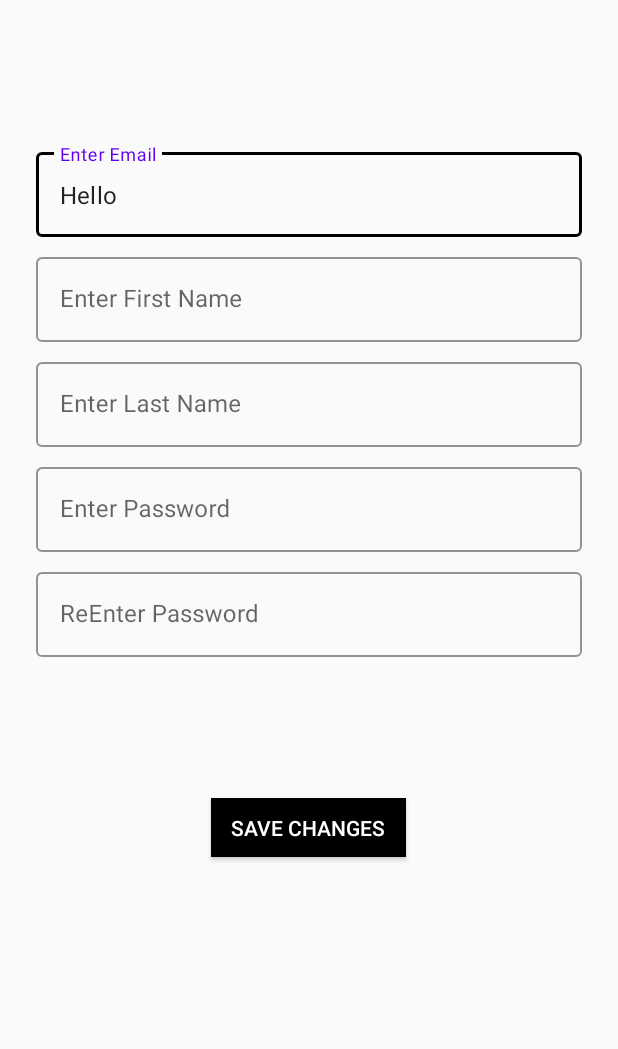
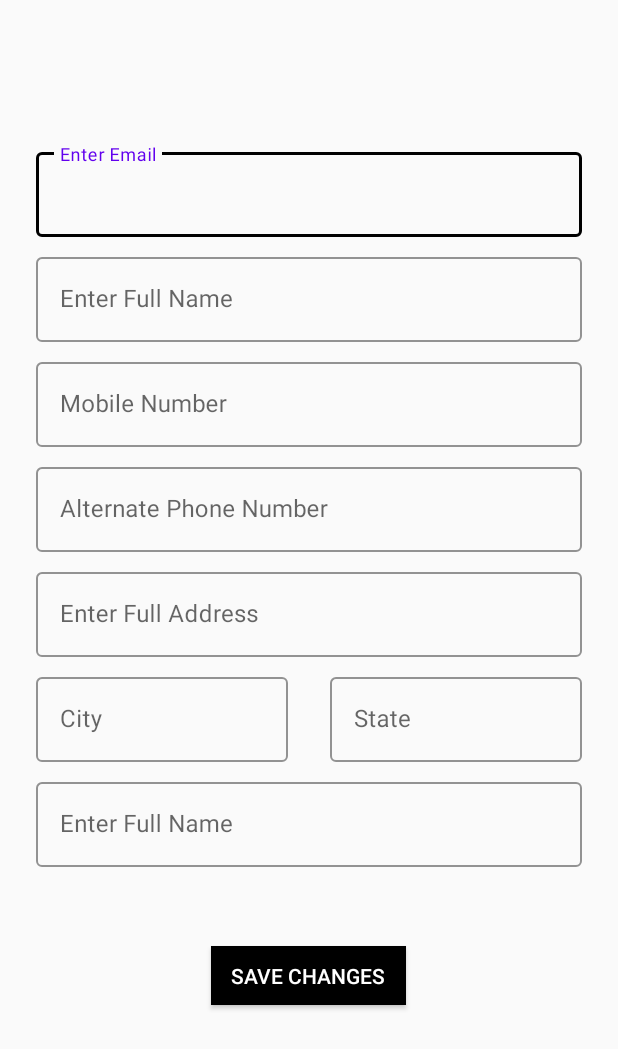
Before and after one commit to satyamsheel/UOODMA-public, an Android app: the editProfile screen opened directly, with no data from a screen before it, on a phone screen of 412 x 824 dp. Shown: the top 1049 px of the screen. Run offline under Robolectric (Android 15) with nearby library versions, the phone set to English and light mode, and no system bars; our stand-ins replace Firebase (no records; nobody signed in at launch, a user with empty details on screens opened directly).

Commit message:
edit profile

```diff
--- a/app/src/main/java/com/example/uoodma/editProfile.java
+++ b/app/src/main/java/com/example/uoodma/editProfile.java
@@ -2,22 +2,45 @@ package com.example.uoodma;
 
 import androidx.appcompat.app.AppCompatActivity;
 
-import android.content.Intent;
 import android.os.Bundle;
+import android.widget.Button;
 import android.widget.EditText;
-import android.widget.TextView;
+
+import com.google.firebase.auth.FirebaseAuth;
+import com.google.firebase.firestore.DocumentReference;
+import com.google.firebase.firestore.FirebaseFirestore;
 
 public class editProfile extends AppCompatActivity {
+    FirebaseAuth mAuth = FirebaseAuth.getInstance();
+    FirebaseFirestore db = FirebaseFirestore.getInstance();
+    DocumentReference documentReference;
+    EditText editProfileEmailText, editProfileFullNameText, editProfilePhoneNumberText, editProfileAlternatePhoneNumberText,
+            fullAddressText, editProfileCityText, editProfileStateText, editProfilePinCodeText;
+    Button editProfileSaveChanges;
 
-    EditText registeredEmailId;
+
 
     @Override
     protected void onCreate(Bundle savedInstanceState) {
         super.onCreate(savedInstanceState);
         setContentView(R.layout.activity_edit_profile);
 
-        registeredEmailId = findViewById(R.id.registeredEmailId);
-        registeredEmailId.setText("Hello");
+        documentReference = db.collection("User").document(mAuth.getCurrentUser().getUid());
 
+        editProfileEmailText = findViewById(R.id.editProfileEmailText);
+        editProfileFullNameText = findViewById(R.id.editProfileFullNameText);
+        editProfilePhoneNumberText = findViewById(R.id.editProfilePhoneNumberText);
+        editProfileAlternatePhoneNumberText = findViewById(R.id.editProfileAlternatePhoneNumberText);
+        fullAddressText = findViewById(R.id.fullAddressText);
+        editProfileCityText = findViewById(R.id.editProfileCityText);
+        editProfileStateText = findViewById(R.id.editProfileStateText);
+        editProfilePinCodeText = findViewById(R.id.editProfilePinCodeText);
+        editProfileSaveChanges = findViewById(R.id.editProfileSaveChanges);
+    }
+
+    @Override
+    protected void onStart() {
+
+        super.onStart();
     }
 }
--- a/app/src/main/res/layout/activity_edit_profile.xml
+++ b/app/src/main/res/layout/activity_edit_profile.xml
@@ -6,8 +6,9 @@
     android:layout_height="match_parent"
     tools:context=".editProfile">
 
+
     <com.google.android.material.textfield.TextInputLayout
-        android:id="@+id/registerEmail"
+        android:id="@+id/editProfileEmail"
         style="@style/Widget.MaterialComponents.TextInputLayout.OutlinedBox"
         android:layout_width="0dp"
         android:layout_height="wrap_content"
@@ -21,7 +22,7 @@
         app:layout_constraintTop_toTopOf="parent">
 
         <com.google.android.material.textfield.TextInputEditText
-            android:id="@+id/registeredEmailId"
+            android:id="@+id/editProfileEmailText"
             android:layout_width="match_parent"
             android:layout_height="wrap_content"
             android:hint="@string/email"
@@ -31,7 +32,7 @@
 
 
     <com.google.android.material.textfield.TextInputLayout
-        android:id="@+id/registerFirstName"
+        android:id="@+id/editProfileFullName"
         style="@style/Widget.MaterialComponents.TextInputLayout.OutlinedBox"
         android:layout_width="0dp"
         android:layout_height="wrap_content"
@@ -42,21 +43,20 @@
         app:boxStrokeColor="@color/outline_color"
         app:layout_constraintEnd_toEndOf="parent"
         app:layout_constraintStart_toStartOf="parent"
-        app:layout_constraintTop_toBottomOf="@+id/registerEmail">
+        app:layout_constraintTop_toBottomOf="@+id/editProfileEmail">
 
         <com.google.android.material.textfield.TextInputEditText
-            android:id="@+id/registerFirstNameText"
+            android:id="@+id/editProfileFullNameText"
             android:layout_width="match_parent"
             android:layout_height="wrap_content"
-            android:hint="@string/firstName"
-            android:imeActionLabel="@string/password"
+            android:hint="@string/Full_name"
             android:imeOptions="actionDone"
             android:inputType="text" />
 
     </com.google.android.material.textfield.TextInputLayout>
 
     <com.google.android.material.textfield.TextInputLayout
-        android:id="@+id/registerLastName"
+        android:id="@+id/editProfilePhoneNumber"
         style="@style/Widget.MaterialComponents.TextInputLayout.OutlinedBox"
         android:layout_width="0dp"
         android:layout_height="wrap_content"
@@ -67,21 +67,20 @@
         app:boxStrokeColor="@color/outline_color"
         app:layout_constraintEnd_toEndOf="parent"
         app:layout_constraintStart_toStartOf="parent"
-        app:layout_constraintTop_toBottomOf="@+id/registerFirstName">
+        app:layout_constraintTop_toBottomOf="@+id/editProfileFullName">
 
         <com.google.android.material.textfield.TextInputEditText
-            android:id="@+id/registerLastNameText"
+            android:id="@+id/editProfilePhoneNumberText"
             android:layout_width="match_parent"
             android:layout_height="wrap_content"
-            android:hint="@string/lastName"
-            android:imeActionLabel="@string/password"
+            android:hint="Mobile Number"
             android:imeOptions="actionDone"
-            android:inputType="text" />
+            android:inputType="phone" />
 
     </com.google.android.material.textfield.TextInputLayout>
 
     <com.google.android.material.textfield.TextInputLayout
-        android:id="@+id/registerPassword"
+        android:id="@+id/editProfileAlternatePhoneNumber"
         style="@style/Widget.MaterialComponents.TextInputLayout.OutlinedBox"
         android:layout_width="0dp"
         android:layout_height="wrap_content"
@@ -92,21 +91,19 @@
         app:boxStrokeColor="@color/outline_color"
         app:layout_constraintEnd_toEndOf="parent"
         app:layout_constraintStart_toStartOf="parent"
-        app:layout_constraintTop_toBottomOf="@+id/registerLastName">
+        app:layout_constraintTop_toBottomOf="@+id/editProfilePhoneNumber">
 
         <com.google.android.material.textfield.TextInputEditText
-            android:id="@+id/registerPasswordText"
+            android:id="@+id/editProfileAlternatePhoneNumberText"
             android:layout_width="match_parent"
             android:layout_height="wrap_content"
-            android:hint="@string/password"
-            android:imeActionLabel="@string/password"
-            android:imeOptions="actionDone"
-            android:inputType="textPassword" />
+            android:hint="Alternate Phone Number"
+            android:inputType="phone" />
 
     </com.google.android.material.textfield.TextInputLayout>
 
     <com.google.android.material.textfield.TextInputLayout
-        android:id="@+id/registerRePassword"
+        android:id="@+id/editProfileFullAddress"
         style="@style/Widget.MaterialComponents.TextInputLayout.OutlinedBox"
         android:layout_width="0dp"
         android:layout_height="wrap_content"
@@ -117,50 +114,107 @@
         app:boxStrokeColor="@color/outline_color"
         app:layout_constraintEnd_toEndOf="parent"
         app:layout_constraintStart_toStartOf="parent"
-        app:layout_constraintTop_toBottomOf="@+id/registerPassword">
+        app:layout_constraintTop_toBottomOf="@+id/editProfileAlternatePhoneNumber">
 
         <com.google.android.material.textfield.TextInputEditText
-            android:id="@+id/registerRePasswordText"
+            android:id="@+id/fullAddressText"
             android:layout_width="match_parent"
             android:layout_height="wrap_content"
-            android:hint="@string/rePass"
-            android:imeActionLabel="@string/password"
+            android:hint="Enter Full Address"
             android:imeOptions="actionDone"
-            android:inputType="textPassword" />
+            android:inputType="text" />
 
     </com.google.android.material.textfield.TextInputLayout>
 
     <com.google.android.material.textfield.TextInputLayout
-        android:id="@+id/registerPhone"
+        android:id="@+id/editProfileCity"
         style="@style/Widget.MaterialComponents.TextInputLayout.OutlinedBox"
         android:layout_width="0dp"
         android:layout_height="wrap_content"
-        android:layout_marginStart="90dp"
-        android:layout_marginLeft="90dp"
+        android:layout_marginStart="24dp"
+        android:layout_marginLeft="220dp"
         android:layout_marginTop="8dp"
-        android:layout_marginEnd="24dp"
+        android:layout_marginEnd="220dp"
         android:layout_marginRight="24dp"
         android:selectAllOnFocus="true"
         app:boxStrokeColor="@color/outline_color"
         app:layout_constraintEnd_toEndOf="parent"
         app:layout_constraintStart_toStartOf="parent"
-        app:layout_constraintTop_toBottomOf="@+id/registerRePassword">
+        app:layout_constraintTop_toBottomOf="@+id/editProfileFullAddress">
+
+        <com.google.android.material.textfield.TextInputEditText
+            android:id="@+id/editProfileCityText"
+            android:layout_width="match_parent"
+            android:layout_height="wrap_content"
+            android:hint="City"
+            android:imeOptions="actionDone"
+            android:inputType="text" />
+
     </com.google.android.material.textfield.TextInputLayout>
 
+    <com.google.android.material.textfield.TextInputLayout
+        android:id="@+id/editProfileState"
+        style="@style/Widget.MaterialComponents.TextInputLayout.OutlinedBox"
+        android:layout_width="0dp"
+        android:layout_height="wrap_content"
+        android:layout_marginStart="220dp"
+        android:layout_marginLeft="24dp"
+        android:layout_marginRight="220dp"
+        android:layout_marginTop="8dp"
+        android:layout_marginEnd="24dp"
+        android:selectAllOnFocus="true"
+        app:boxStrokeColor="@color/outline_color"
+        app:layout_constraintEnd_toEndOf="parent"
+        app:layout_constraintStart_toStartOf="parent"
+        app:layout_constraintTop_toBottomOf="@+id/editProfileFullAddress">
+
+        <com.google.android.material.textfield.TextInputEditText
+            android:id="@+id/editProfileStateText"
+            android:layout_width="match_parent"
+            android:layout_height="wrap_content"
+            android:hint="State"
+            android:imeOptions="actionDone"
+            android:inputType="text" />
+
+    </com.google.android.material.textfield.TextInputLayout>
+
+    <com.google.android.material.textfield.TextInputLayout
+        android:id="@+id/editProfilePinCode"
+        style="@style/Widget.MaterialComponents.TextInputLayout.OutlinedBox"
+        android:layout_width="0dp"
+        android:layout_height="wrap_content"
+        android:layout_marginStart="24dp"
+        android:layout_marginTop="8dp"
+        android:layout_marginEnd="24dp"
+        android:selectAllOnFocus="true"
+        app:boxStrokeColor="@color/outline_color"
+        app:layout_constraintEnd_toEndOf="parent"
+        app:layout_constraintStart_toStartOf="parent"
+        app:layout_constraintTop_toBottomOf="@+id/editProfileCity">
+
+        <com.google.android.material.textfield.TextInputEditText
+            android:id="@+id/editProfilePinCodeText"
+            android:layout_width="match_parent"
+            android:layout_height="wrap_content"
+            android:hint="@string/Full_name"
+            android:imeOptions="actionDone"
+            android:inputType="number" />
+    </com.google.android.material.textfield.TextInputLayout>
+
+
     <Button
-        android:id="@+id/saveChanges"
+        android:id="@+id/editProfileSaveChanges"
         android:layout_width="130dp"
         android:layout_height="39dp"
         android:background="#000000"
         android:shadowRadius="10"
-
         android:text="@string/save_changes"
         android:textColor="#FFFFFF"
         app:layout_constraintBottom_toBottomOf="parent"
         app:layout_constraintEnd_toEndOf="parent"
         app:layout_constraintHorizontal_bias="0.498"
         app:layout_constraintStart_toStartOf="parent"
-        app:layout_constraintTop_toBottomOf="@id/registerPhone"
+        app:layout_constraintTop_toBottomOf="@id/editProfilePinCode"
         app:layout_constraintVertical_bias="0.254" />
 
 </androidx.constraintlayout.widget.ConstraintLayout>
--- a/app/src/main/res/values/strings.xml
+++ b/app/src/main/res/values/strings.xml
@@ -10,6 +10,7 @@
     <string name="rePass">ReEnter Password</string>
     <string name="phone">Enter Phone Number</string>
     <string name="OTP">Enter OTP</string>
+    <string name="Full_name">Enter Full Name</string>
 
     <string name="docName">DOCUMENT NAME</string>
     <string name="docNo">DOCUMENT NUMBER</string>
```
